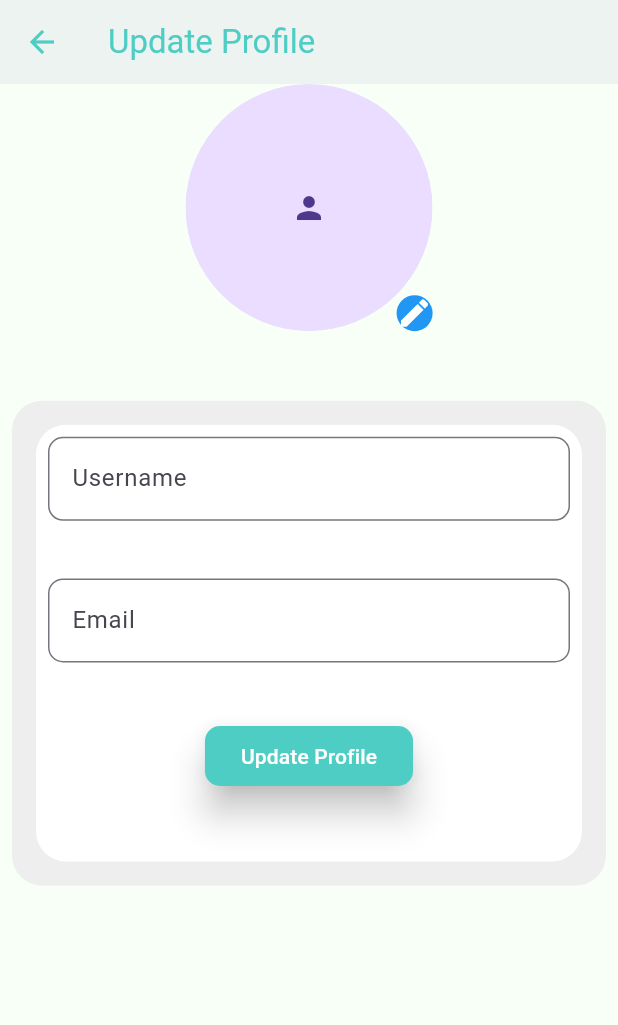
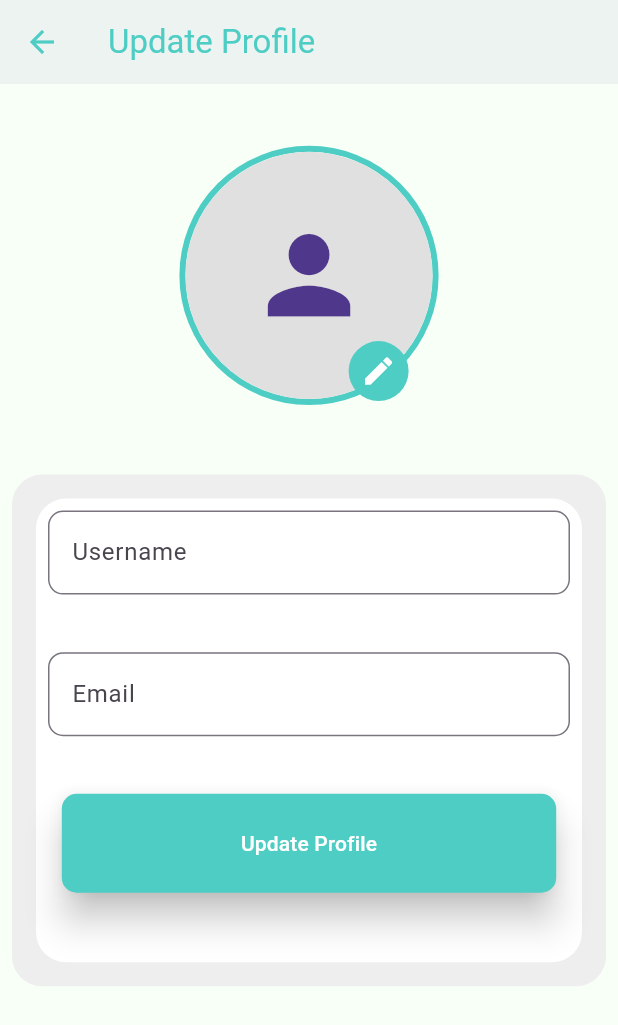
Before and after one commit to Aryan20apr/educationadmin, a Flutter app: the ProfileUpdateScreen screen opened directly, on a phone screen of 412 x 824 dp. Shown: the top 1025 px of the screen. Run offline on Flutter 3.47's test engine with Material 3 defaults, Android fonts, the phone set to English and light mode, and no system bars; our stand-ins replace cached_network_image, carousel_slider, connectivity_plus, device_preview, dio, flutter_keyboard_visibility and 16 more; missing offline and left inert: dart:ffi, encrypt, syncfusion_flutter_pdfviewer; accounts and stored records are empty; network calls fail.

Commit message:
Deleting all controllers on logout, UI updates in Profile Screen

```diff
--- a/lib/screens/common/FirstScreen.dart
+++ b/lib/screens/common/FirstScreen.dart
@@ -19,8 +19,8 @@ import 'MainScreen.dart';
 
 
 class FirstScreen extends StatelessWidget {
-  final AuthenticationManager _authmanager = Get.put(AuthenticationManager());
-  final UserDetailsManager _userdetails=Get.put(UserDetailsManager());
+  final AuthenticationManager _authmanager = Get.put(AuthenticationManager(),permanent:true);
+  final UserDetailsManager _userdetails=Get.put(UserDetailsManager(),permanent: true);
 
  final Logger logger=Logger();
   Future<void> initializeSettings() async {
--- a/lib/screens/common/UpdatePeofileScreen.dart
+++ b/lib/screens/common/UpdatePeofileScreen.dart
@@ -46,6 +46,7 @@ final _formKey = GlobalKey<FormState>();
                 return Column(
                   mainAxisAlignment: MainAxisAlignment.start,
                   children: <Widget>[
+                    SizedBox(height: Get.height*0.05,),
                     GestureDetector(
                       onTap: () {
                         _profileController.pickImage();
@@ -54,10 +55,18 @@ final _formKey = GlobalKey<FormState>();
                           alignment: Alignment.bottomRight,
                           children: [
                             Obx(
-                              ()=> ClipOval(
+                              ()=> Container(
+                                decoration: BoxDecoration(
+                  shape: BoxShape.circle,
+                  border: Border.all(
+                    color: CustomColors.primaryColor,
+                    width: 4.0,
+                  )),
+                                child: ClipOval(
                                   child: CircleAvatar(
+
                                     radius: avatarSize,
-
+                                    backgroundColor: Colors.grey.shade300,
 
                                     child: _profileController.imagePath.isNotEmpty
                                           ? Image(image:
@@ -67,6 +76,7 @@ final _formKey = GlobalKey<FormState>();
                                               fit: BoxFit.cover,
                                              width: double.infinity,
                                              height: double.infinity,
+
                                             )
 
 
@@ -77,31 +87,44 @@ final _formKey = GlobalKey<FormState>();
                                   colorBlendMode: BlendMode.darken,
                                                   imageUrl: _profileController.image.value,
                                                             placeholder: (context, url) => Image.asset(
+
+
                                   'assets/default_image.png',
+                                  height: constraints.maxHeight*0.1,
                                   fit: BoxFit.fill,
                                   // width: Get.width * 0.1 * 2, // Set the width to match the diameter of the CircleAvatar
                                   // height: Get.width * 0.1 * 2, // Set the height to match the diameter of the CircleAvatar
                                                             ),
                                                             errorWidget: (context, url, error) => Image.asset(
                                   'assets/default_image.png',
+
                                   fit: BoxFit.fill,
-                                width: Get.width * 0.1 * 2, // Set the width to match the diameter of the CircleAvatar
-                                height: Get.width * 0.1 * 2, // Set the height to match the diameter of the CircleAvatar
+                                  width: constraints.maxWidth*0.2, // Set the width to match the diameter of the CircleAvatar
+                                  height: constraints.maxHeight*0.1, // Set the height to match the diameter of the CircleAvatar
                                                             ),
                                                             fit: BoxFit.cover,
-                                              ):const Icon(Icons.person)
+                                                ): Icon(Icons.person,size: constraints.maxWidth*0.2,)
+                                  ),
                                 ),
                               ),
                             ),
 
-                              Container(
+                              Positioned(
+                                bottom: 2,
+                right: 20,
+                                child: Container(
+                                  height: Get.height*0.05,
                                   decoration:const BoxDecoration(
                                     shape: BoxShape.circle,
-                                  color: Colors.blue,
+                                    color: CustomColors.primaryColor,
                                   ),
-                                child: const Icon(
+                                  child: const Padding(
+                                    padding: EdgeInsets.all(8.0),
+                                    child: Icon(
                                       Icons.edit,
                                       color: Colors.white,
+                                    ),
+                                  ),
                                 ),
                               ),
                           ],
@@ -167,7 +190,7 @@ final _formKey = GlobalKey<FormState>();
                                           SizedBox(height: constraints.maxHeight*0.05,),
                                            Obx(
                                              ()=> ElevatedButton(
-                                              style: ElevatedButton.styleFrom(elevation: 10,foregroundColor: Colors.white,backgroundColor: CustomColors.primaryColor,shape: RoundedRectangleBorder(borderRadius: BorderRadius.circular(10))),
+                                              style: ElevatedButton.styleFrom(fixedSize: Size(Get.width*0.8, Get.height*0.08),elevation: 10,foregroundColor: Colors.white,backgroundColor: CustomColors.primaryColor,shape: RoundedRectangleBorder(borderRadius: BorderRadius.circular(10))),
                                                       onPressed: () {
                                                         if(_formKey.currentState!.validate())
                                                         {
@@ -176,7 +199,7 @@ final _formKey = GlobalKey<FormState>();
                                                           }
                                                         }
                                                       },
-                                                      child:_profileController.isUpdating.value?const ProgressIndicatorWidget(): const Text("Update Profile"),
+                                                      child: _profileController.isUpdating.value?const ProgressIndicatorWidget(): const Text("Update Profile"),
                                                     ),
                                            ),
                                                   SizedBox(height: constraints.maxHeight*0.05,)
--- a/lib/screens/pages/Profile.dart
+++ b/lib/screens/pages/Profile.dart
@@ -18,6 +18,8 @@ void main() {
 
 class ProfileScreen extends StatelessWidget {
   final UserDetailsManager userDetailsManager = Get.find<UserDetailsManager>();
+
+   ProfileScreen({super.key});
   @override
   Widget build(BuildContext context) {
     return Container(
@@ -117,6 +119,8 @@ const Text(
               ElevatedCard(Icons.exit_to_app, 'Logout', () {
                 AuthenticationManager authenticationManager=Get.put(AuthenticationManager());
                 authenticationManager.logOut();
+                Get.deleteAll();
+
                 Get.offAll(()=>const LoginScreen());
               }),
               // Additional content can be added here
```
Lines whose indentation alone changed are shown as unchanged.
